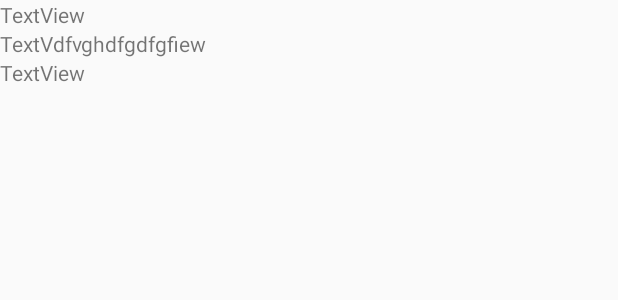
After one commit to CS262-f-TeamFly/CalvinDiningMaterials, an Android app: the layout time_label.xml on its own in the app's theme, with its tools: preview values and no code run, on a phone screen of 412 x 824 dp. The commit adds this screen. Shown: the top 300 px of the screen. Run offline under Robolectric (Android 15) with nearby library versions, the phone set to English and light mode, and no system bars.

Commit message:
Time Table

```diff
--- a/CalvinDiningHall/app/src/main/AndroidManifest.xml
+++ b/CalvinDiningHall/app/src/main/AndroidManifest.xml
@@ -1,7 +1,6 @@
 <?xml version="1.0" encoding="utf-8"?>
 <manifest xmlns:android="http://schemas.android.com/apk/res/android"
     package="calvin.a262teamf.calvindininghall">
-
     <application
         android:allowBackup="true"
         android:icon="@mipmap/ic_launcher"
--- /dev/null
+++ b/CalvinDiningHall/app/src/main/res/layout/time_label.xml
@@ -0,0 +1,24 @@
+<?xml version="1.0" encoding="utf-8"?>
+<LinearLayout xmlns:android="http://schemas.android.com/apk/res/android"
+    xmlns:tools="http://schemas.android.com/tools"
+    android:orientation="vertical" android:layout_width="match_parent"
+    android:layout_height="match_parent">
+
+    <TextView
+        android:text="TextView"
+        android:layout_width="match_parent"
+        android:layout_height="wrap_content"
+        android:id="@+id/name" />
+
+    <TextView
+        android:text="TextVdfvghdfgdfgfiew"
+        android:layout_width="match_parent"
+        android:layout_height="wrap_content"
+        android:id="@+id/textView2" />
+
+    <TextView
+        android:text="TextView"
+        android:layout_width="match_parent"
+        android:layout_height="wrap_content"
+        android:id="@+id/textView3" />
+</LinearLayout>
--- a/CalvinDiningHall/app/src/main/res/values-v21/styles.xml
+++ b/CalvinDiningHall/app/src/main/res/values-v21/styles.xml
@@ -1,12 +1,6 @@
 <?xml version="1.0" encoding="utf-8"?>
 <resources>
 
-        <style name="AppTheme" parent="Theme.AppCompat.Light.DarkActionBar">
-                <!-- Customize your theme here. -->
-                <item name="colorPrimary">@color/colorPrimary</item>
-                <item name="colorPrimaryDark">@color/colorPrimaryDark</item>
-                <item name="colorAccent">@color/colorAccent</item>
-                <item name="android:colorBackground">@color/dim_foreground_disabled_material_dark</item>
-                <item name="android:statusBarColor">@color/colorPrimaryDark</item>
+        <style name="AppTheme" parent="Theme.AppCompat.Light.NoActionBar">
         </style>
 </resources>
--- a/CalvinDiningHall/app/src/main/res/values-w820dp/dimens.xml
+++ b/CalvinDiningHall/app/src/main/res/values-w820dp/dimens.xml
@@ -2,5 +2,5 @@
     <!-- Example customization of dimensions originally defined in res/values/dimens.xml
          (such as screen margins) for screens with more than 820dp of available width. This
          would include 7" and 10" devices in landscape (~960dp and ~1280dp respectively). -->
-    <dimen name="activity_horizontal_margin">64dp</dimen>
+    <dimen name="activity_horizontal_margin">0dp</dimen>
 </resources>
--- a/CalvinDiningHall/app/src/main/res/values/colors.xml
+++ b/CalvinDiningHall/app/src/main/res/values/colors.xml
@@ -1,6 +1,3 @@
 <?xml version="1.0" encoding="utf-8"?>
 <resources>
-    <color name="colorPrimary">#660000</color>
-    <color name="colorPrimaryDark">#660000</color>
-    <color name="colorAccent">#f1b310</color>
 </resources>
--- a/CalvinDiningHall/app/src/main/res/values/dimens.xml
+++ b/CalvinDiningHall/app/src/main/res/values/dimens.xml
@@ -1,5 +1,5 @@
 <resources>
     <!-- Default screen margins, per the Android Design guidelines. -->
-    <dimen name="activity_horizontal_margin">16dp</dimen>
-    <dimen name="activity_vertical_margin">16dp</dimen>
+    <dimen name="activity_horizontal_margin">0dp</dimen>
+    <dimen name="activity_vertical_margin">0dp</dimen>
 </resources>
--- a/CalvinDiningHall/app/src/main/res/values/styles.xml
+++ b/CalvinDiningHall/app/src/main/res/values/styles.xml
@@ -1,12 +1,8 @@
 <resources>
 
     <!-- Base application theme. -->
-    <style name="AppTheme" parent="Theme.AppCompat.Light.DarkActionBar">
-        <!-- Customize your theme here. -->
-        <item name="colorPrimary">@color/colorPrimary</item>
-        <item name="colorPrimaryDark">@color/colorPrimaryDark</item>
-        <item name="colorAccent">@color/colorAccent</item>
-        <item name="android:colorBackground">@color/dim_foreground_disabled_material_dark</item>
+    <style name="AppTheme" parent="Theme.AppCompat.Light.NoActionBar">
     </style>
 
+
 </resources>
```
Also changed, not shown: CalvinDiningHall/app/build.gradle (+4 -3 lines), CalvinDiningHall/app/src/main/java/calvin/a262teamf/calvindininghall/EventListAdapter.java (added, +145 -0 lines), CalvinDiningHall/app/src/main/java/calvin/a262teamf/calvindininghall/MainActivity.java (+16 -9 lines), CalvinDiningHall/app/src/main/java/calvin/a262teamf/calvindininghall/TimeLabel.java (added, +48 -0 lines), CalvinDiningHall/app/src/main/res/layout/activity_main.xml (+5 -80 lines).
